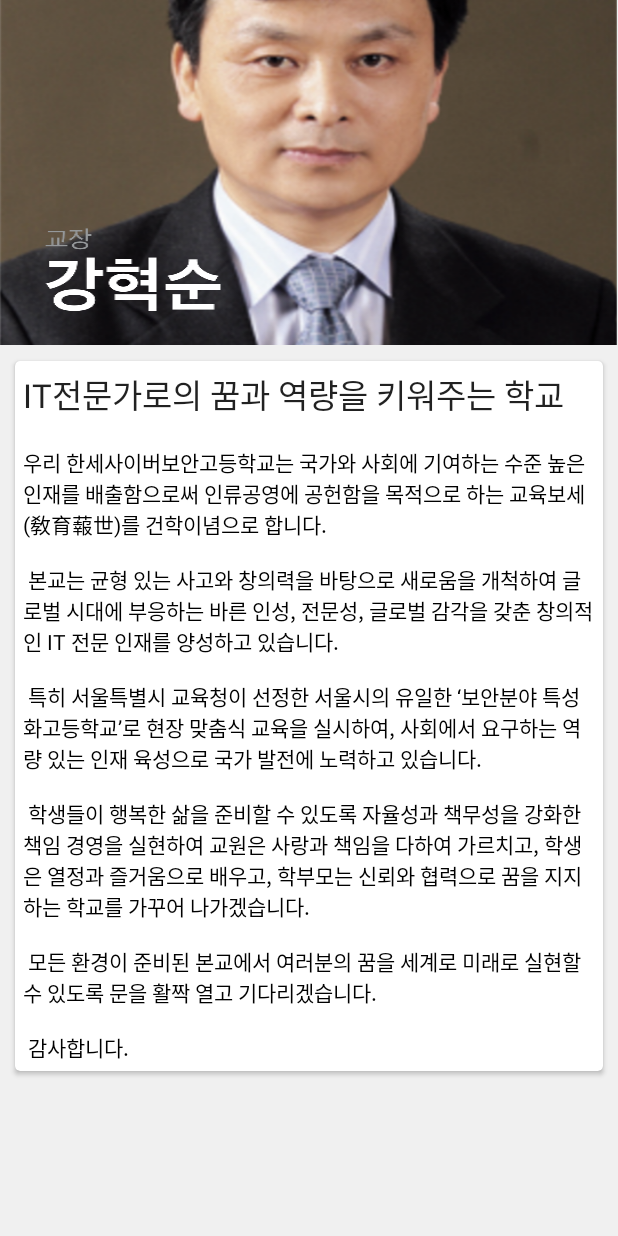
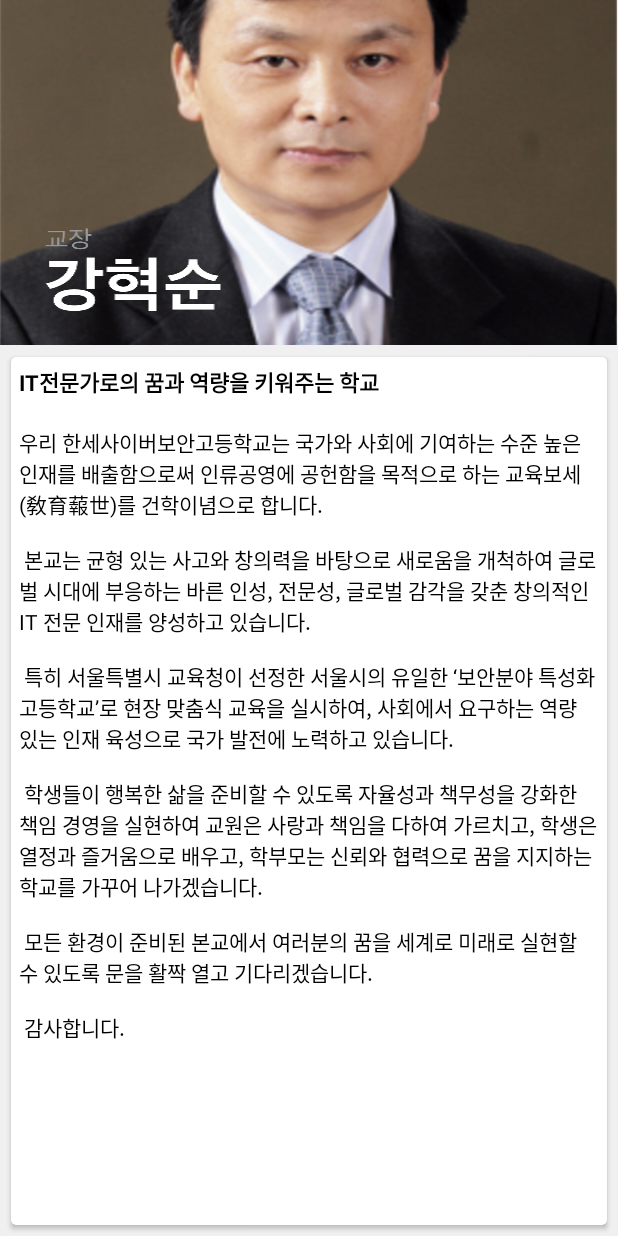
Before and after one commit to jkimine/HANSEI_APP, an Android app: the fragment PrincipalFragment shown on its own in the app's theme, on a phone screen of 412 x 824 dp. Run offline under Robolectric (Android 15) with nearby library versions, the phone set to English and light mode, and no system bars.

```diff
--- a/app/src/main/res/layout/activity_main.xml
+++ b/app/src/main/res/layout/activity_main.xml
@@ -13,7 +13,7 @@
         <android.support.v7.widget.RecyclerView
             android:layout_width="match_parent"
             android:layout_height="match_parent"
-            android:layout_margin="10dp"
+            android:layout_margin="7dp"
             android:id="@+id/recyclerView"/>
     </RelativeLayout>
 </RelativeLayout>
--- a/app/src/main/res/layout/fragment_principal.xml
+++ b/app/src/main/res/layout/fragment_principal.xml
@@ -7,41 +7,54 @@
     tools:context="hansei.purplebeen.com.hansei_app.controller.fragments.PrincipalFragment">
     <ScrollView
         android:layout_width="match_parent"
-        android:layout_height="match_parent">
-        <RelativeLayout
+        android:layout_height="match_parent"
+        android:fillViewport="true">
+        <LinearLayout
             android:layout_width="match_parent"
-            android:layout_height="match_parent">
+            android:layout_height="match_parent"
+            android:orientation="vertical">
             <ImageView
                 android:layout_width="match_parent"
                 android:layout_height="wrap_content"
+                android:layout_weight="1"
                 android:id="@+id/principalProfile"
                 android:background="@drawable/principal"/>
+
             <android.support.v7.widget.CardView
                 android:layout_width="match_parent"
                 android:layout_height="match_parent"
-                app:cardCornerRadius="5px"
-                android:layout_margin="10dp"
-                android:layout_below="@+id/principalProfile">
+                android:layout_below="@+id/principalProfile"
+                android:layout_margin="7dp"
+                android:layout_weight="1000"
+                app:cardCornerRadius="5px">
+
                 <RelativeLayout
                     android:layout_width="match_parent"
-                    android:layout_height="match_parent"
+                    android:layout_height="wrap_content"
                     android:padding="5dp">
+
                     <TextView
+                        android:id="@+id/title"
                         android:layout_width="match_parent"
                         android:layout_height="wrap_content"
-                        android:id="@+id/title"
-                        android:textAppearance="@style/Base.TextAppearance.AppCompat.Large"
-                        android:text="@string/principal_title"/>
+                        android:layout_alignParentLeft="true"
+                        android:layout_alignParentStart="true"
+                        android:layout_alignParentTop="true"
+                        android:text="@string/principal_title"
+                        android:textColor="@android:color/black"
+                        android:textSize="6.5pt"
+                        android:textStyle="bold" />
+
                     <TextView
                         android:layout_width="match_parent"
                         android:layout_height="wrap_content"
                         android:layout_below="@+id/title"
-                        android:textColor="@android:color/black"
-                        android:text="@string/principal_main"/>
+                        android:text="@string/principal_main"
+                        android:textColor="@android:color/black" />
                 </RelativeLayout>
 
             </android.support.v7.widget.CardView>
-        </RelativeLayout>
+        </LinearLayout>
 
     </ScrollView>
 
```
Also changed, not shown: app/src/main/res/layout/fragment_map_introduce.xml (+20 -8 lines), app/src/main/res/drawable-hdpi/map.png (added), app/src/main/res/drawable-hdpi/transportation.png (added), app/src/main/res/drawable-ldpi/map.png (added), app/src/main/res/drawable-ldpi/transportation.png (added), app/src/main/res/drawable-mdpi/map.png (added), app/src/main/res/drawable-mdpi/transportation.png (added), app/src/main/res/drawable-xhdpi/map.png (added), app/src/main/res/drawable-xhdpi/transportation.png (added), app/src/main/res/drawable-xxhdpi/map.png (added), app/src/main/res/drawable-xxhdpi/transportation.png (added), app/src/main/res/drawable-xxxhdpi/map.png (added), app/src/main/res/drawable-xxxhdpi/transportation.png (added).
